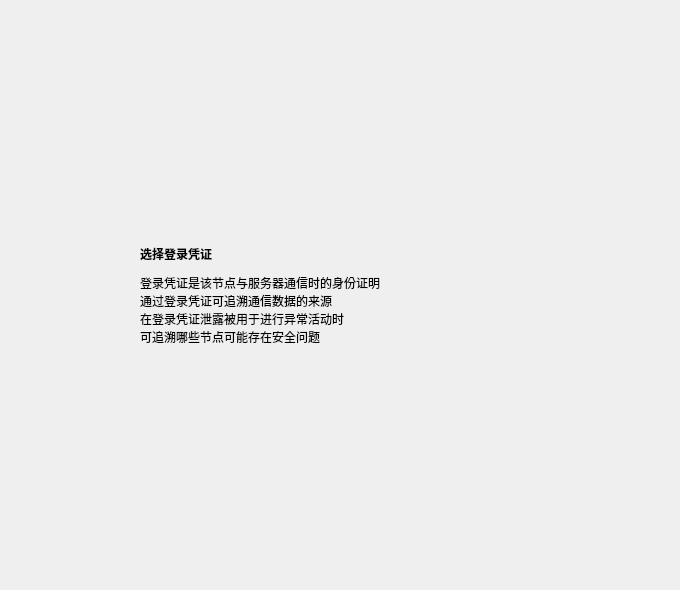
This is client/ui/src/token.ui in Polar-Pumpkin/smartpond-client as Qt 5 draws it before an edit. The edited form follows.
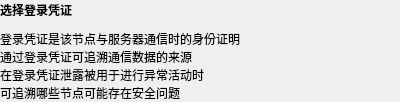
This is the edited form.

The edit to the form file:
```diff
--- a/client/ui/src/token.ui
+++ b/client/ui/src/token.ui
@@ -6,84 +6,28 @@
    <rect>
     <x>0</x>
     <y>0</y>
-    <width>680</width>
-    <height>590</height>
+    <width>400</width>
+    <height>94</height>
    </rect>
   </property>
   <property name="windowTitle">
    <string>选择登录凭证</string>
   </property>
-  <layout class="QGridLayout" name="gridLayout">
-   <item row="0" column="0">
-    <layout class="QVBoxLayout" name="base_vert">
-     <property name="leftMargin">
-      <number>10</number>
-     </property>
-     <property name="topMargin">
-      <number>10</number>
-     </property>
-     <property name="rightMargin">
-      <number>10</number>
-     </property>
-     <property name="bottomMargin">
-      <number>10</number>
-     </property>
-     <item>
-      <spacer name="vert_space_up">
-       <property name="orientation">
-        <enum>Qt::Vertical</enum>
-       </property>
-       <property name="sizeHint" stdset="0">
-        <size>
-         <width>20</width>
-         <height>40</height>
-        </size>
-       </property>
-      </spacer>
-     </item>
-     <item>
-      <layout class="QHBoxLayout" name="base_hori">
-       <property name="leftMargin">
-        <number>10</number>
-       </property>
-       <property name="topMargin">
-        <number>10</number>
-       </property>
-       <property name="rightMargin">
-        <number>10</number>
-       </property>
-       <property name="bottomMargin">
-        <number>10</number>
-       </property>
-       <item>
-        <spacer name="hori_space_left">
-         <property name="orientation">
-          <enum>Qt::Horizontal</enum>
-         </property>
-         <property name="sizeHint" stdset="0">
-          <size>
-           <width>40</width>
-           <height>20</height>
-          </size>
-         </property>
-        </spacer>
-       </item>
-       <item>
-        <layout class="QVBoxLayout" name="central">
+  <layout class="QVBoxLayout" name="context">
          <property name="spacing">
           <number>10</number>
          </property>
          <property name="leftMargin">
-          <number>10</number>
+    <number>0</number>
          </property>
          <property name="topMargin">
-          <number>10</number>
+    <number>0</number>
          </property>
          <property name="rightMargin">
-          <number>10</number>
+    <number>0</number>
          </property>
          <property name="bottomMargin">
-          <number>10</number>
+    <number>0</number>
          </property>
          <item>
           <widget class="QLabel" name="title">
@@ -119,44 +63,6 @@
 可追溯哪些节点可能存在安全问题</string>
            </property>
           </widget>
-         </item>
-         <item>
-          <layout class="QVBoxLayout" name="context"/>
-         </item>
-         <item>
-          <layout class="QVBoxLayout" name="footer"/>
-         </item>
-        </layout>
-       </item>
-       <item>
-        <spacer name="hori_space_right">
-         <property name="orientation">
-          <enum>Qt::Horizontal</enum>
-         </property>
-         <property name="sizeHint" stdset="0">
-          <size>
-           <width>40</width>
-           <height>20</height>
-          </size>
-         </property>
-        </spacer>
-       </item>
-      </layout>
-     </item>
-     <item>
-      <spacer name="vert_space_down">
-       <property name="orientation">
-        <enum>Qt::Vertical</enum>
-       </property>
-       <property name="sizeHint" stdset="0">
-        <size>
-         <width>20</width>
-         <height>40</height>
-        </size>
-       </property>
-      </spacer>
-     </item>
-    </layout>
    </item>
   </layout>
  </widget>
```
Lines whose indentation alone changed are shown as unchanged.
